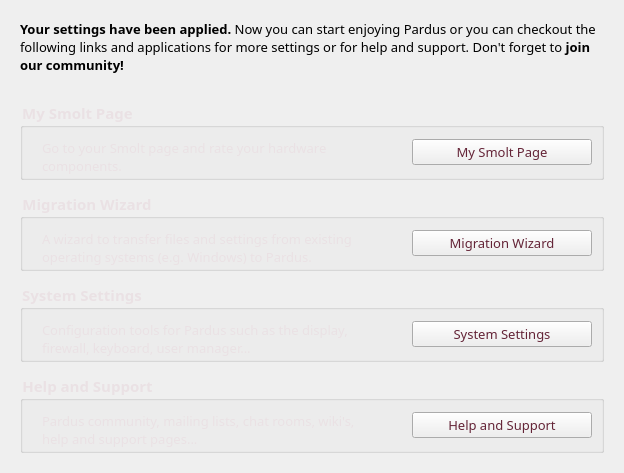
This is kde/kaptan/src/gui/goodbyeWidget.ui in pars-linux/uludag as Qt 5 draws it before an edit. The edited form follows.
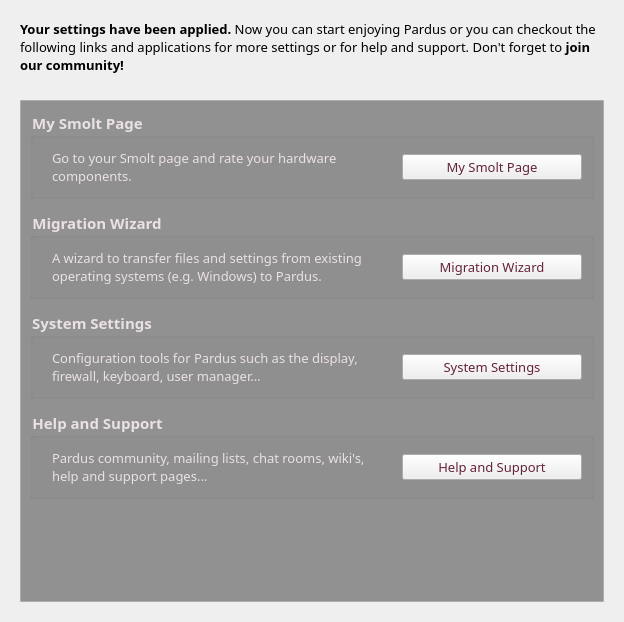
This is the edited form.

The edit to the form file:
```diff
--- a/kde/kaptan/src/gui/goodbyeWidget.ui
+++ b/kde/kaptan/src/gui/goodbyeWidget.ui
@@ -7,7 +7,7 @@
     <x>0</x>
     <y>0</y>
     <width>624</width>
-    <height>464</height>
+    <height>622</height>
    </rect>
   </property>
   <property name="windowTitle">
@@ -67,20 +67,28 @@
      </property>
     </spacer>
    </item>
-   <item row="9" column="0">
-    <spacer name="verticalSpacer">
-     <property name="orientation">
-      <enum>Qt::Vertical</enum>
-     </property>
-     <property name="sizeHint" stdset="0">
-      <size>
-       <width>20</width>
-       <height>40</height>
-      </size>
-     </property>
-    </spacer>
-   </item>
    <item row="2" column="0">
+    <widget class="QScrollArea" name="scrollArea">
+     <property name="styleSheet">
+      <string notr="true">#scrollArea {background-color: rgba(0, 0, 0, 100);;border: 1px solid rgb(236, 236, 236, 80);}</string>
+     </property>
+     <property name="widgetResizable">
+      <bool>true</bool>
+     </property>
+     <widget class="QWidget" name="scrollAreaWidgetContents">
+      <property name="geometry">
+       <rect>
+        <x>0</x>
+        <y>0</y>
+        <width>582</width>
+        <height>501</height>
+       </rect>
+      </property>
+      <property name="styleSheet">
+       <string notr="true">#scrollAreaWidgetContents{background-color: rgba(0, 0, 0, 0);}</string>
+      </property>
+      <layout class="QVBoxLayout" name="verticalLayout">
+       <item>
     <widget class="QGroupBox" name="smoltGroupBox">
      <property name="font">
       <font>
@@ -197,7 +205,23 @@
      </layout>
     </widget>
    </item>
-   <item row="4" column="0">
+       <item>
+        <spacer name="verticalSpacer_2">
+         <property name="orientation">
+          <enum>Qt::Vertical</enum>
+         </property>
+         <property name="sizeType">
+          <enum>QSizePolicy::Fixed</enum>
+         </property>
+         <property name="sizeHint" stdset="0">
+          <size>
+           <width>20</width>
+           <height>5</height>
+          </size>
+         </property>
+        </spacer>
+       </item>
+       <item>
     <widget class="QGroupBox" name="migrationGroupBox">
      <property name="font">
       <font>
@@ -314,7 +338,23 @@
      </layout>
     </widget>
    </item>
-   <item row="6" column="0">
+       <item>
+        <spacer name="verticalSpacer_3">
+         <property name="orientation">
+          <enum>Qt::Vertical</enum>
+         </property>
+         <property name="sizeType">
+          <enum>QSizePolicy::Fixed</enum>
+         </property>
+         <property name="sizeHint" stdset="0">
+          <size>
+           <width>20</width>
+           <height>5</height>
+          </size>
+         </property>
+        </spacer>
+       </item>
+       <item>
     <widget class="QGroupBox" name="groupBox">
      <property name="font">
       <font>
@@ -431,7 +471,23 @@
      </layout>
     </widget>
    </item>
-   <item row="8" column="0">
+       <item>
+        <spacer name="verticalSpacer_4">
+         <property name="orientation">
+          <enum>Qt::Vertical</enum>
+         </property>
+         <property name="sizeType">
+          <enum>QSizePolicy::Fixed</enum>
+         </property>
+         <property name="sizeHint" stdset="0">
+          <size>
+           <width>20</width>
+           <height>5</height>
+          </size>
+         </property>
+        </spacer>
+       </item>
+       <item>
     <widget class="QGroupBox" name="groupBox_2">
      <property name="font">
       <font>
@@ -540,53 +596,22 @@
      </layout>
     </widget>
    </item>
-   <item row="3" column="0">
-    <spacer name="verticalSpacer_2">
+       <item>
+        <spacer name="verticalSpacer">
      <property name="orientation">
       <enum>Qt::Vertical</enum>
      </property>
-     <property name="sizeType">
-      <enum>QSizePolicy::Fixed</enum>
-     </property>
      <property name="sizeHint" stdset="0">
       <size>
        <width>20</width>
-       <height>5</height>
+           <height>40</height>
       </size>
      </property>
     </spacer>
    </item>
-   <item row="5" column="0">
-    <spacer name="verticalSpacer_3">
-     <property name="orientation">
-      <enum>Qt::Vertical</enum>
-     </property>
-     <property name="sizeType">
-      <enum>QSizePolicy::Fixed</enum>
-     </property>
-     <property name="sizeHint" stdset="0">
-      <size>
-       <width>20</width>
-       <height>5</height>
-      </size>
-     </property>
-    </spacer>
-   </item>
-   <item row="7" column="0">
-    <spacer name="verticalSpacer_4">
-     <property name="orientation">
-      <enum>Qt::Vertical</enum>
-     </property>
-     <property name="sizeType">
-      <enum>QSizePolicy::Fixed</enum>
-     </property>
-     <property name="sizeHint" stdset="0">
-      <size>
-       <width>20</width>
-       <height>5</height>
-      </size>
-     </property>
-    </spacer>
+      </layout>
+     </widget>
+    </widget>
    </item>
   </layout>
  </widget>
```
Lines whose indentation alone changed are shown as unchanged.
